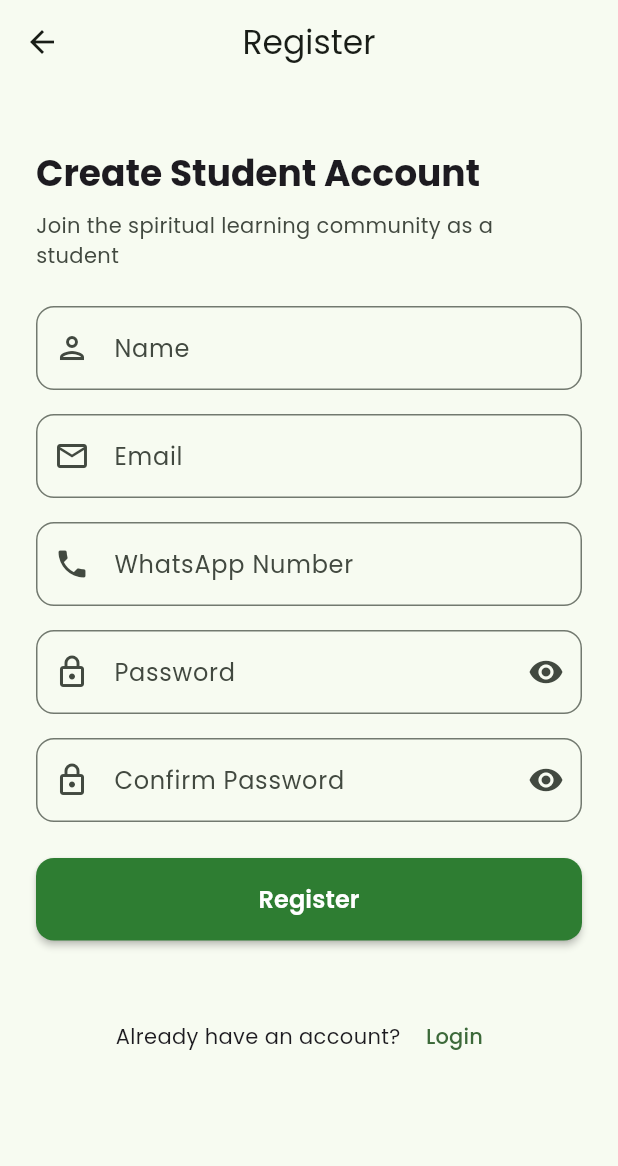
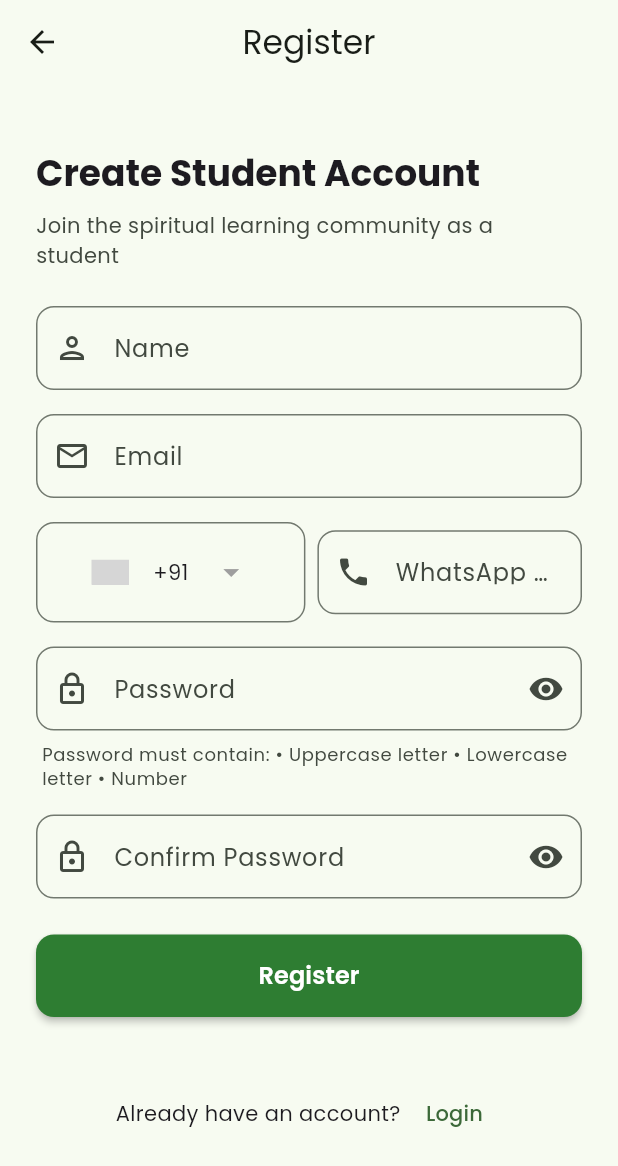
Before and after one commit to ItsArupSaha/give-app, a Flutter app: the screen it shows after launch, after a tap on "Login", after a tap on "Register", on a phone screen of 412 x 824 dp. Shown: the top 1166 px of the screen. Run offline on Flutter 3.47's test engine with Material 3 defaults, Android fonts, the light colour scheme and no system bars; drawn by our look-alikes of country_code_picker; our stand-ins replace cloud_firestore, firebase_auth, firebase_core, firebase_storage, google_fonts; accounts and stored records are empty; grey boxes are pictures that could not be loaded.

```diff
--- a/lib/main.dart
+++ b/lib/main.dart
@@ -70,7 +70,7 @@ class GauravanaiApp extends StatelessWidget {
                 contentPadding: const EdgeInsets.all(AppConstants.defaultPadding),
               ),
             ),
-            home: _getHomeScreen(userProvider),
+            home: _AppInitializer(userProvider: userProvider),
           );
         },
       ),
@@ -97,3 +97,46 @@ class GauravanaiApp extends StatelessWidget {
     return const LoginScreen();
   }
 }
+
+class _AppInitializer extends StatefulWidget {
+  final UserProvider userProvider;
+
+  const _AppInitializer({required this.userProvider});
+
+  @override
+  State<_AppInitializer> createState() => _AppInitializerState();
+}
+
+class _AppInitializerState extends State<_AppInitializer> {
+  @override
+  void initState() {
+    super.initState();
+    // Initialize user authentication state when app starts
+    widget.userProvider.initializeUser();
+  }
+
+  @override
+  Widget build(BuildContext context) {
+    return _getHomeScreen(widget.userProvider);
+  }
+
+  Widget _getHomeScreen(UserProvider userProvider) {
+    if (userProvider.isLoading) {
+      return const Scaffold(
+        body: Center(
+          child: CircularProgressIndicator(),
+        ),
+      );
+    }
+
+    if (userProvider.isLoggedIn) {
+      if (userProvider.isTeacher) {
+        return const TeacherDashboard();
+      } else if (userProvider.isStudent) {
+        return const StudentDashboard();
+      }
+    }
+
+    return const LoginScreen();
+  }
+}
--- a/lib/screens/auth/register_screen.dart
+++ b/lib/screens/auth/register_screen.dart
@@ -1,9 +1,11 @@
 import 'package:flutter/material.dart';
 import 'package:provider/provider.dart';
+import 'package:country_code_picker/country_code_picker.dart';
 import '../../providers/user_provider.dart';
 import '../../models/user.dart' as app_user;
 import '../../constants/app_constants.dart';
 import '../../utils/helpers.dart';
+import 'login_screen.dart';
 
 class RegisterScreen extends StatefulWidget {
   const RegisterScreen({super.key});
@@ -21,6 +23,7 @@ class _RegisterScreenState extends State<RegisterScreen> {
   final _confirmPasswordController = TextEditingController();
   bool _obscurePassword = true;
   bool _obscureConfirmPassword = true;
+  CountryCode _selectedCountryCode = CountryCode.fromCountryCode('IN'); // Default to India
 
   @override
   void dispose() {
@@ -105,15 +108,57 @@ class _RegisterScreenState extends State<RegisterScreen> {
                 ),
                 const SizedBox(height: AppConstants.defaultPadding),
 
-                // WhatsApp Number Field
-                TextFormField(
+                // WhatsApp Number Field with Country Code
+                Row(
+                  children: [
+                    // Country Code Selector
+                    Container(
+                      decoration: BoxDecoration(
+                        border: Border.all(
+                          color: Theme.of(context).colorScheme.outline,
+                        ),
+                        borderRadius: BorderRadius.circular(AppConstants.borderRadius),
+                      ),
+                      child: CountryCodePicker(
+                        onChanged: (CountryCode countryCode) {
+                          setState(() {
+                            _selectedCountryCode = countryCode;
+                          });
+                        },
+                        initialSelection: 'IN',
+                        favorite: const ['IN', 'US', 'GB', 'CA', 'AU'],
+                        showCountryOnly: false,
+                        showOnlyCountryWhenClosed: false,
+                        alignLeft: false,
+                        showDropDownButton: true,
+                        showFlag: true,
+                        flagWidth: 25,
+                        textStyle: Theme.of(context).textTheme.bodyMedium,
+                        padding: const EdgeInsets.symmetric(horizontal: 8, vertical: 12),
+                        dialogSize: const Size(300, 400),
+                        searchDecoration: const InputDecoration(
+                          hintText: 'Search country...',
+                          border: OutlineInputBorder(),
+                        ),
+                        searchStyle: Theme.of(context).textTheme.bodyMedium,
+                        flagDecoration: const BoxDecoration(
+                          borderRadius: BorderRadius.all(Radius.circular(2)),
+                        ),
+                      ),
+                    ),
+                    const SizedBox(width: 8),
+                    // Phone Number Input
+                    Expanded(
+                      child: TextFormField(
                         controller: _whatsappController,
                         keyboardType: TextInputType.phone,
-                  decoration: const InputDecoration(
+                        decoration: InputDecoration(
                           labelText: 'WhatsApp Number',
-                    hintText: '+91 9876543210',
-                    prefixIcon: Icon(Icons.phone),
-                    prefixText: '+91 ',
+                          hintText: '9876543210',
+                          prefixIcon: const Icon(Icons.phone),
+                          border: OutlineInputBorder(
+                            borderRadius: BorderRadius.circular(AppConstants.borderRadius),
+                          ),
                         ),
                         validator: (value) {
                           if (value == null || value.isEmpty) {
@@ -124,6 +169,9 @@ class _RegisterScreenState extends State<RegisterScreen> {
                           }
                           return null;
                         },
+                      ),
+                    ),
+                  ],
                 ),
                 const SizedBox(height: AppConstants.defaultPadding),
 
@@ -153,10 +201,21 @@ class _RegisterScreenState extends State<RegisterScreen> {
                       return 'Password must be at least 6 characters';
                     }
                     if (!Helpers.isStrongPassword(value)) {
-                      return 'Password must contain uppercase, lowercase, and numbers';
+                      return 'Password must contain:\n• Uppercase letter\n• Lowercase letter\n• Number';
                     }
                     return null;
                   },
+                ),
+                const SizedBox(height: AppConstants.smallPadding),
+                // Password requirements helper text
+                Padding(
+                  padding: const EdgeInsets.symmetric(horizontal: 4.0),
+                  child: Text(
+                    'Password must contain: • Uppercase letter • Lowercase letter • Number',
+                    style: Theme.of(context).textTheme.bodySmall?.copyWith(
+                      color: Theme.of(context).colorScheme.onSurfaceVariant,
+                    ),
+                  ),
                 ),
                 const SizedBox(height: AppConstants.defaultPadding),
 
@@ -298,7 +357,7 @@ class _RegisterScreenState extends State<RegisterScreen> {
         email: _emailController.text.trim(),
         password: _passwordController.text,
         name: _nameController.text.trim(),
-        whatsappNumber: _whatsappController.text.trim(),
+        whatsappNumber: '${_selectedCountryCode.dialCode}${_whatsappController.text.trim()}',
         role: app_user.UserRole.student, // Always student
       );
 
@@ -315,10 +374,23 @@ class _RegisterScreenState extends State<RegisterScreen> {
             ),
             backgroundColor: Colors.green,
             behavior: SnackBarBehavior.floating,
+            duration: const Duration(seconds: 3),
           ),
         );
-        // Navigation will be handled by the main app based on user role
+
+        // Clear error and navigate to login screen
         userProvider.clearError();
+
+        // Navigate to login screen after a short delay
+        Future.delayed(const Duration(milliseconds: 1500), () {
+          if (mounted) {
+            Navigator.of(context).pushReplacement(
+              MaterialPageRoute(
+                builder: (context) => const LoginScreen(),
+              ),
+            );
+          }
+        });
       }
     }
   }
--- a/lib/utils/helpers.dart
+++ b/lib/utils/helpers.dart
@@ -103,7 +103,7 @@ class Helpers {
 
   // Validate password strength
   static bool isStrongPassword(String password) {
-    if (password.length < 8) return false;
+    if (password.length < 6) return false;
     if (!password.contains(RegExp(r'[A-Z]'))) return false;
     if (!password.contains(RegExp(r'[a-z]'))) return false;
     if (!password.contains(RegExp(r'[0-9]'))) return false;
--- a/pubspec.yaml
+++ b/pubspec.yaml
@@ -59,6 +59,7 @@ dependencies:
   url_launcher: ^6.3.1
   qr_flutter: ^4.1.0
   share_plus: ^10.0.2
+  country_code_picker: ^3.0.0
 
   # Navigation
   go_router: ^14.6.1
```
Also changed, not shown: lib/screens/student/student_dashboard.dart (+6 -3 lines), pubspec.lock. Lines whose indentation alone changed are shown as unchanged.
